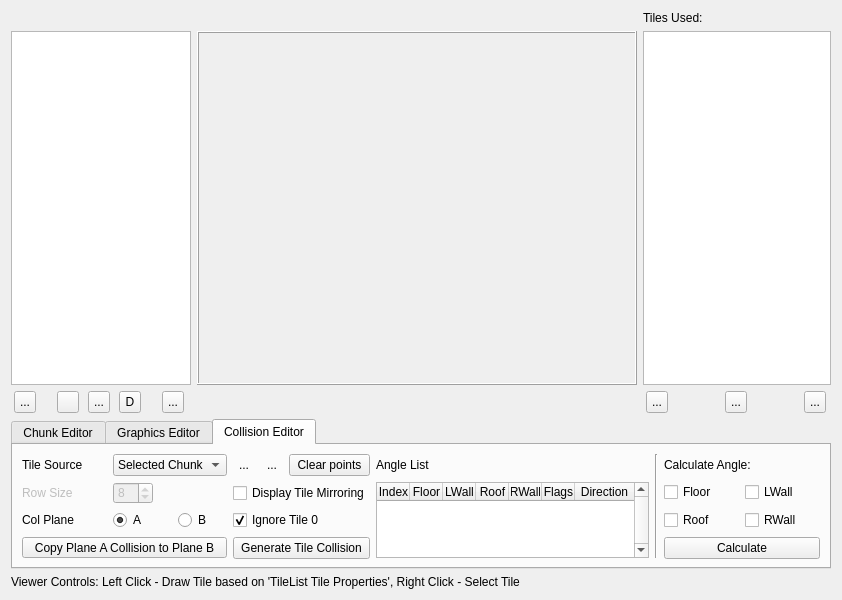
Old version of the form RetroEDv2/tools/sceneproperties/chunkeditor.ui in the repository RSDKModding/RetroED.
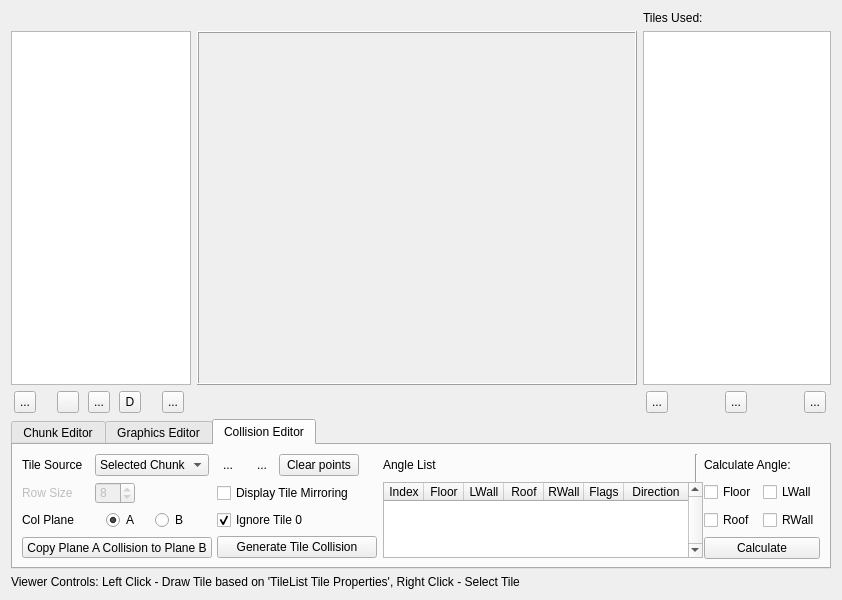
New version of the form. The open tabs and pages were chosen to show the change. Icons and pictures are not drawn.

What changed in the file:
```diff
--- a/RetroEDv2/tools/sceneproperties/chunkeditor.ui
+++ b/RetroEDv2/tools/sceneproperties/chunkeditor.ui
@@ -1263,33 +1263,104 @@
        <string>Collision Editor</string>
       </attribute>
       <layout class="QGridLayout" name="gridLayout_2">
-       <item row="2" column="2">
-        <widget class="QRadioButton" name="colPlaneB">
+       <item row="0" column="5">
+        <widget class="QToolButton" name="colTool">
          <property name="minimumSize">
           <size>
-           <width>30</width>
+           <width>22</width>
            <height>22</height>
           </size>
          </property>
          <property name="maximumSize">
           <size>
-           <width>32</width>
-           <height>16777215</height>
+           <width>22</width>
+           <height>22</height>
           </size>
          </property>
          <property name="toolTip">
           <string>&lt;html&gt;&lt;head/&gt;&lt;body&gt;&lt;p&gt;Display Collision from Plane B.&lt;/p&gt;&lt;/body&gt;&lt;/html&gt;</string>
          </property>
          <property name="text">
-          <string>B</string>
+          <string>...</string>
          </property>
-        </widget>
-       </item>
-       <item row="1" column="1">
-        <widget class="QSpinBox" name="rowSizeCol">
-         <property name="enabled">
+         <property name="icon">
+          <iconset resource="../../resources.qrc">
+           <normaloff>:/icons/ic_collision_tool_48px.svg</normaloff>:/icons/ic_collision_tool_48px.svg</iconset>
+         </property>
+         <property name="checkable">
           <bool>false</bool>
          </property>
+         <property name="autoRaise">
+          <bool>true</bool>
+         </property>
+        </widget>
+       </item>
+       <item row="0" column="15" rowspan="4">
+        <widget class="Line" name="line_3">
+         <property name="orientation">
+          <enum>Qt::Vertical</enum>
+         </property>
+        </widget>
+       </item>
+       <item row="1" column="16">
+        <widget class="QCheckBox" name="floorCheck">
+         <property name="text">
+          <string>Floor</string>
+         </property>
+        </widget>
+       </item>
+       <item row="0" column="12">
+        <widget class="QLabel" name="selectedTilesLabel">
+         <property name="sizePolicy">
+          <sizepolicy hsizetype="Minimum" vsizetype="Minimum">
+           <horstretch>0</horstretch>
+           <verstretch>0</verstretch>
+          </sizepolicy>
+         </property>
+         <property name="minimumSize">
+          <size>
+           <width>110</width>
+           <height>0</height>
+          </size>
+         </property>
+         <property name="maximumSize">
+          <size>
+           <width>110</width>
+           <height>16777215</height>
+          </size>
+         </property>
+         <property name="text">
+          <string>Angle List</string>
+         </property>
+        </widget>
+       </item>
+       <item row="0" column="0">
+        <widget class="QLabel" name="ColTileSrc">
+         <property name="sizePolicy">
+          <sizepolicy hsizetype="Maximum" vsizetype="Preferred">
+           <horstretch>0</horstretch>
+           <verstretch>0</verstretch>
+          </sizepolicy>
+         </property>
+         <property name="minimumSize">
+          <size>
+           <width>67</width>
+           <height>22</height>
+          </size>
+         </property>
+         <property name="maximumSize">
+          <size>
+           <width>67</width>
+           <height>22</height>
+          </size>
+         </property>
+         <property name="text">
+          <string>Tile Source</string>
+         </property>
+        </widget>
+       </item>
+       <item row="0" column="1">
+        <widget class="QComboBox" name="tileColSrc">
          <property name="sizePolicy">
           <sizepolicy hsizetype="Fixed" vsizetype="Fixed">
            <horstretch>0</horstretch>
@@ -1298,35 +1369,158 @@
          </property>
          <property name="minimumSize">
           <size>
+           <width>114</width>
+           <height>22</height>
+          </size>
+         </property>
+         <property name="maximumSize">
+          <size>
+           <width>114</width>
+           <height>16777215</height>
+          </size>
+         </property>
+         <property name="toolTip">
+          <string>&lt;html&gt;&lt;head/&gt;&lt;body&gt;&lt;p&gt;Tile Source&lt;/p&gt;&lt;p&gt;Determines if the viewer will display Tiles coming from the Chunk List or the Tile List.&lt;/p&gt;&lt;/body&gt;&lt;/html&gt;</string>
+         </property>
+         <property name="currentIndex">
+          <number>0</number>
+         </property>
+         <property name="frame">
+          <bool>true</bool>
+         </property>
+         <item>
+          <property name="text">
+           <string>Selected Chunk</string>
+          </property>
+         </item>
+         <item>
+          <property name="text">
+           <string>Selected Tiles</string>
+          </property>
+         </item>
+        </widget>
+       </item>
+       <item row="2" column="16">
+        <widget class="QCheckBox" name="roofCheck">
+         <property name="text">
+          <string>Roof</string>
+         </property>
+        </widget>
+       </item>
+       <item row="1" column="17">
+        <widget class="QCheckBox" name="lWallCheck">
+         <property name="text">
+          <string>LWall</string>
+         </property>
+        </widget>
+       </item>
+       <item row="3" column="0" colspan="9">
+        <widget class="QPushButton" name="copyPlaneCol">
+         <property name="maximumSize">
+          <size>
+           <width>190</width>
+           <height>16777215</height>
+          </size>
+         </property>
+         <property name="toolTip">
+          <string>&lt;html&gt;&lt;head/&gt;&lt;body&gt;&lt;p&gt;&lt;br/&gt;&lt;/p&gt;&lt;/body&gt;&lt;/html&gt;</string>
+         </property>
+         <property name="text">
+          <string>Copy Plane A Collision to Plane B</string>
+         </property>
+        </widget>
+       </item>
+       <item row="3" column="16" colspan="2">
+        <widget class="QPushButton" name="calcAngle">
+         <property name="minimumSize">
+          <size>
            <width>0</width>
            <height>22</height>
           </size>
          </property>
          <property name="maximumSize">
           <size>
-           <width>40</width>
+           <width>16777215</width>
            <height>22</height>
           </size>
          </property>
          <property name="toolTip">
           <string>&lt;html&gt;&lt;head/&gt;&lt;body&gt;&lt;p&gt;Row Size&lt;/p&gt;&lt;p&gt;Determines how many Tiles will be displayed per row when Tile Source is set to &amp;quot;Selected Tiles&amp;quot;.&lt;/p&gt;&lt;/body&gt;&lt;/html&gt;</string>
          </property>
-         <property name="minimum">
-          <number>1</number>
+         <property name="text">
+          <string>Calculate</string>
          </property>
-         <property name="maximum">
-          <number>64</number>
+        </widget>
+       </item>
+       <item row="2" column="1" colspan="2">
+        <layout class="QHBoxLayout" name="horizontalLayout">
+         <item>
+          <widget class="QRadioButton" name="colPlaneA">
+           <property name="minimumSize">
+            <size>
+             <width>30</width>
+             <height>22</height>
+            </size>
+           </property>
+           <property name="maximumSize">
+            <size>
+             <width>32</width>
+             <height>16777215</height>
+            </size>
+           </property>
+           <property name="toolTip">
+            <string>&lt;html&gt;&lt;head/&gt;&lt;body&gt;&lt;p&gt;Display Collision from Plane A.&lt;/p&gt;&lt;/body&gt;&lt;/html&gt;</string>
+           </property>
+           <property name="text">
+            <string>A</string>
+           </property>
+           <property name="checked">
+            <bool>true</bool>
+           </property>
+          </widget>
+         </item>
+         <item>
+          <widget class="QRadioButton" name="colPlaneB">
+           <property name="minimumSize">
+            <size>
+             <width>30</width>
+             <height>22</height>
+            </size>
+           </property>
+           <property name="maximumSize">
+            <size>
+             <width>32</width>
+             <height>16777215</height>
+            </size>
+           </property>
+           <property name="toolTip">
+            <string>&lt;html&gt;&lt;head/&gt;&lt;body&gt;&lt;p&gt;Display Collision from Plane B.&lt;/p&gt;&lt;/body&gt;&lt;/html&gt;</string>
+           </property>
+           <property name="text">
+            <string>B</string>
+           </property>
+          </widget>
+         </item>
+        </layout>
+       </item>
+       <item row="0" column="16" colspan="2">
+        <widget class="QLabel" name="calcAngleLabel">
+         <property name="minimumSize">
+          <size>
+           <width>100</width>
+           <height>22</height>
+          </size>
          </property>
-         <property name="value">
-          <number>8</number>
+         <property name="text">
+          <string>Calculate Angle:</string>
          </property>
         </widget>
        </item>
-       <item row="1" column="6" rowspan="3" colspan="3">
+       <item row="1" column="12" rowspan="3" colspan="3">
         <widget class="QTableWidget" name="tileInfoTable">
          <property name="minimumSize">
           <size>
-           <width>270</width>
+           <width>320</width>
            <height>0</height>
           </size>
          </property>
@@ -1349,10 +1543,10 @@
           <bool>true</bool>
          </attribute>
          <attribute name="horizontalHeaderMinimumSectionSize">
-          <number>32</number>
+          <number>40</number>
          </attribute>
          <attribute name="horizontalHeaderDefaultSectionSize">
-          <number>33</number>
+          <number>40</number>
          </attribute>
          <attribute name="horizontalHeaderShowSortIndicator" stdset="0">
           <bool>false</bool>
@@ -1406,7 +1600,92 @@
          </column>
         </widget>
        </item>
-       <item row="0" column="4">
+       <item row="2" column="17">
+        <widget class="QCheckBox" name="rWallCheck">
+         <property name="text">
+          <string>RWall</string>
+         </property>
+        </widget>
+       </item>
+       <item row="1" column="0">
+        <widget class="QLabel" name="rowLabel_2">
+         <property name="enabled">
+          <bool>false</bool>
+         </property>
+         <property name="minimumSize">
+          <size>
+           <width>67</width>
+           <height>22</height>
+          </size>
+         </property>
+         <property name="maximumSize">
+          <size>
+           <width>67</width>
+           <height>16777215</height>
+          </size>
+         </property>
+         <property name="text">
+          <string>Row Size</string>
+         </property>
+        </widget>
+       </item>
+       <item row="1" column="1">
+        <widget class="QSpinBox" name="rowSizeCol">
+         <property name="enabled">
+          <bool>false</bool>
+         </property>
+         <property name="sizePolicy">
+          <sizepolicy hsizetype="Fixed" vsizetype="Fixed">
+           <horstretch>0</horstretch>
+           <verstretch>0</verstretch>
+          </sizepolicy>
+         </property>
+         <property name="minimumSize">
+          <size>
+           <width>0</width>
+           <height>22</height>
+          </size>
+         </property>
+         <property name="maximumSize">
+          <size>
+           <width>40</width>
+           <height>22</height>
+          </size>
+         </property>
+         <property name="toolTip">
+          <string>&lt;html&gt;&lt;head/&gt;&lt;body&gt;&lt;p&gt;Row Size&lt;/p&gt;&lt;p&gt;Determines how many Tiles will be displayed per row when Tile Source is set to &amp;quot;Selected Tiles&amp;quot;.&lt;/p&gt;&lt;/body&gt;&lt;/html&gt;</string>
+         </property>
+         <property name="minimum">
+          <number>1</number>
+         </property>
+         <property name="maximum">
+          <number>64</number>
+         </property>
+         <property name="value">
+          <number>8</number>
+         </property>
+        </widget>
+       </item>
+       <item row="2" column="0">
+        <widget class="QLabel" name="colPlaneLabel">
+         <property name="minimumSize">
+          <size>
+           <width>0</width>
+           <height>22</height>
+          </size>
+         </property>
+         <property name="maximumSize">
+          <size>
+           <width>67</width>
+           <height>16777215</height>
+          </size>
+         </property>
+         <property name="text">
+          <string>Col Plane</string>
+         </property>
+        </widget>
+       </item>
+       <item row="0" column="7">
         <widget class="QToolButton" name="angleTool">
          <property name="minimumSize">
           <size>
@@ -1438,228 +1717,7 @@
          </property>
         </widget>
        </item>
-       <item row="2" column="1">
-        <widget class="QRadioButton" name="colPlaneA">
-         <property name="minimumSize">
-          <size>
-           <width>30</width>
-           <height>22</height>
-          </size>
-         </property>
-         <property name="maximumSize">
-          <size>
-           <width>32</width>
-           <height>16777215</height>
-          </size>
-         </property>
-         <property name="toolTip">
-          <string>&lt;html&gt;&lt;head/&gt;&lt;body&gt;&lt;p&gt;Display Collision from Plane A.&lt;/p&gt;&lt;/body&gt;&lt;/html&gt;</string>
-         </property>
-         <property name="text">
-          <string>A</string>
-         </property>
-         <property name="checked">
-          <bool>true</bool>
-         </property>
-        </widget>
-       </item>
-       <item row="3" column="0" colspan="3">
-        <widget class="QPushButton" name="copyPlaneCol">
-         <property name="toolTip">
-          <string>&lt;html&gt;&lt;head/&gt;&lt;body&gt;&lt;p&gt;&lt;br/&gt;&lt;/p&gt;&lt;/body&gt;&lt;/html&gt;</string>
-         </property>
-         <property name="text">
-          <string>Copy Plane A Collision to Plane B</string>
-         </property>
-        </widget>
-       </item>
-       <item row="3" column="10" colspan="2">
-        <widget class="QPushButton" name="calcAngle">
-         <property name="minimumSize">
-          <size>
-           <width>0</width>
-           <height>22</height>
-          </size>
-         </property>
-         <property name="maximumSize">
-          <size>
-           <width>16777215</width>
-           <height>22</height>
-          </size>
-         </property>
-         <property name="toolTip">
-          <string>&lt;html&gt;&lt;head/&gt;&lt;body&gt;&lt;p&gt;Calculate Angles&lt;br/&gt;Calculates the angle of every side selected.&lt;/p&gt;&lt;p&gt;If there are angle points present, the calculation will be made on every tile reached by the angle line, otherwise it will attempt to determine the angle of every tile found in the list based on it's collision values.&lt;/p&gt;&lt;/body&gt;&lt;/html&gt;</string>
-         </property>
-         <property name="text">
-          <string>Calculate</string>
-         </property>
-        </widget>
-       </item>
-       <item row="0" column="3">
-        <widget class="QToolButton" name="colTool">
-         <property name="minimumSize">
-          <size>
-           <width>22</width>
-           <height>22</height>
-          </size>
-         </property>
-         <property name="maximumSize">
-          <size>
-           <width>22</width>
-           <height>22</height>
-          </size>
-         </property>
-         <property name="toolTip">
-          <string>&lt;html&gt;&lt;head/&gt;&lt;body&gt;&lt;p&gt;Collision Tool&lt;/p&gt;&lt;p&gt;Viewer Controls:&lt;/p&gt;&lt;p&gt;Left Click - Set Collision Height of the current Tile at mouse position.&lt;/p&gt;&lt;p&gt;Right Click - Set Collision Solidity of the current Tile at mouse position.&lt;/p&gt;&lt;/body&gt;&lt;/html&gt;</string>
-         </property>
-         <property name="text">
-          <string>...</string>
-         </property>
-         <property name="icon">
-          <iconset resource="../../resources.qrc">
-           <normaloff>:/icons/ic_collision_tool_48px.svg</normaloff>:/icons/ic_collision_tool_48px.svg</iconset>
-         </property>
-         <property name="checkable">
-          <bool>false</bool>
-         </property>
-         <property name="autoRaise">
-          <bool>true</bool>
-         </property>
-        </widget>
-       </item>
-       <item row="2" column="11">
-        <widget class="QCheckBox" name="rWallCheck">
-         <property name="text">
-          <string>RWall</string>
-         </property>
-        </widget>
-       </item>
-       <item row="3" column="3" colspan="3">
-        <widget class="QPushButton" name="generateCol">
-         <property name="minimumSize">
-          <size>
-           <width>0</width>
-           <height>22</height>
-          </size>
-         </property>
-         <property name="maximumSize">
-          <size>
-           <width>320</width>
-           <height>16777215</height>
-          </size>
-         </property>
-         <property name="toolTip">
-          <string>&lt;html&gt;&lt;head/&gt;&lt;body&gt;&lt;p&gt;Generate Tile Collision&lt;/p&gt;&lt;p&gt;Sets the Collision and Solidity of all Tiles in the viewer, based on it's graphic data.&lt;/p&gt;&lt;/body&gt;&lt;/html&gt;</string>
-         </property>
-         <property name="text">
-          <string>Generate Tile Collision</string>
-         </property>
-        </widget>
-       </item>
-       <item row="0" column="1" colspan="2">
-        <widget class="QComboBox" name="tileColSrc">
-         <property name="sizePolicy">
-          <sizepolicy hsizetype="Fixed" vsizetype="Fixed">
-           <horstretch>0</horstretch>
-           <verstretch>0</verstretch>
-          </sizepolicy>
-         </property>
-         <property name="minimumSize">
-          <size>
-           <width>114</width>
-           <height>22</height>
-          </size>
-         </property>
-         <property name="maximumSize">
-          <size>
-           <width>114</width>
-           <height>16777215</height>
-          </size>
-         </property>
-         <property name="toolTip">
-          <string>&lt;html&gt;&lt;head/&gt;&lt;body&gt;&lt;p&gt;Tile Source&lt;/p&gt;&lt;p&gt;Determines if the viewer will display Tiles coming from the Chunk List or the Tile List.&lt;/p&gt;&lt;/body&gt;&lt;/html&gt;</string>
-         </property>
-         <property name="currentIndex">
-          <number>0</number>
-         </property>
-         <property name="frame">
-          <bool>true</bool>
-         </property>
-         <item>
-          <property name="text">
-           <string>Selected Chunk</string>
-          </property>
-         </item>
-         <item>
-          <property name="text">
-           <string>Selected Tiles</string>
-          </property>
-         </item>
-        </widget>
-       </item>
-       <item row="1" column="3" colspan="3">
-        <widget class="QCheckBox" name="keepMirrorCol">
-         <property name="enabled">
-          <bool>true</bool>
-         </property>
-         <property name="sizePolicy">
-          <sizepolicy hsizetype="Expanding" vsizetype="Fixed">
-           <horstretch>0</horstretch>
-           <verstretch>0</verstretch>
-          </sizepolicy>
-         </property>
-         <property name="minimumSize">
-          <size>
-           <width>128</width>
-           <height>22</height>
-          </size>
-         </property>
-         <property name="maximumSize">
-          <size>
-           <width>16777215</width>
-           <height>22</height>
-          </size>
-         </property>
-         <property name="toolTip">
-          <string>&lt;html&gt;&lt;head/&gt;&lt;body&gt;&lt;p&gt;Display Tile Mirroring&lt;/p&gt;&lt;p&gt;Determines if the viewer should show Tiles with it's Chunk properties.&lt;/p&gt;&lt;/body&gt;&lt;/html&gt;</string>
-         </property>
-         <property name="layoutDirection">
-          <enum>Qt::LeftToRight</enum>
-         </property>
-         <property name="text">
-          <string>Display Tile Mirroring</string>
-         </property>
-        </widget>
-       </item>
-       <item row="2" column="3" colspan="3">
-        <widget class="QCheckBox" name="ignoreTileCol">
-         <property name="enabled">
-          <bool>true</bool>
-         </property>
-         <property name="minimumSize">
-          <size>
-           <width>0</width>
-           <height>22</height>
-          </size>
-         </property>
-         <property name="maximumSize">
-          <size>
-           <width>120</width>
-           <height>22</height>
-          </size>
-         </property>
-         <property name="toolTip">
-          <string>&lt;html&gt;&lt;head/&gt;&lt;body&gt;&lt;p&gt;Ignore Tile 0&lt;/p&gt;&lt;p&gt;When checked, any attempt of drawing or changing collision to the first Tile in the Tile List will be ignored.&lt;/p&gt;&lt;/body&gt;&lt;/html&gt;</string>
-         </property>
-         <property name="text">
-          <string>Ignore Tile 0</string>
-         </property>
-         <property name="checked">
-          <bool>true</bool>
-         </property>
-        </widget>
-       </item>
-       <item row="0" column="5">
+       <item row="0" column="8">
         <widget class="QPushButton" name="clearPoints">
          <property name="toolTip">
           <string>&lt;html&gt;&lt;head/&gt;&lt;body&gt;&lt;p&gt;Clear Points&lt;br/&gt;Clears Angle points of the &amp;quot;Angle&amp;quot; tool.&lt;/p&gt;&lt;/body&gt;&lt;/html&gt;</string>
@@ -1669,137 +1727,96 @@
          </property>
         </widget>
        </item>
-       <item row="2" column="0">
-        <widget class="QLabel" name="colPlaneLabel">
-         <property name="minimumSize">
-          <size>
-           <width>0</width>
-           <height>22</height>
-          </size>
+       <item row="1" column="5" rowspan="3" colspan="7">
+        <layout class="QVBoxLayout" name="verticalLayout">
+         <property name="spacing">
+          <number>5</number>
          </property>
-         <property name="maximumSize">
-          <size>
-           <width>78</width>
-           <height>16777215</height>
-          </size>
-         </property>
-         <property name="text">
-          <string>Col Plane</string>
-         </property>
-        </widget>
-       </item>
-       <item row="0" column="9" rowspan="4">
-        <widget class="Line" name="line_3">
-         <property name="orientation">
-          <enum>Qt::Vertical</enum>
-         </property>
-        </widget>
-       </item>
-       <item row="0" column="0">
-        <widget class="QLabel" name="ColTileSrc">
-         <property name="sizePolicy">
-          <sizepolicy hsizetype="Maximum" vsizetype="Preferred">
-           <horstretch>0</horstretch>
-           <verstretch>0</verstretch>
-          </sizepolicy>
-         </property>
-         <property name="minimumSize">
-          <size>
-           <width>67</width>
-           <height>22</height>
-          </size>
-         </property>
-         <property name="maximumSize">
-          <size>
-           <width>67</width>
-           <height>22</height>
-          </size>
-         </property>
-         <property name="text">
-          <string>Tile Source</string>
-         </property>
-        </widget>
-       </item>
-       <item row="2" column="10">
-        <widget class="QCheckBox" name="roofCheck">
-         <property name="text">
-          <string>Roof</string>
-         </property>
-        </widget>
-       </item>
-       <item row="1" column="0">
-        <widget class="QLabel" name="rowLabel_2">
-         <property name="enabled">
-          <bool>false</bool>
-         </property>
-         <property name="minimumSize">
-          <size>
-           <width>67</width>
-           <height>22</height>
-          </size>
-         </property>
-         <property name="maximumSize">
-          <size>
-           <width>67</width>
-           <height>16777215</height>
-          </size>
-         </property>
-         <property name="text">
-          <string>Row Size</string>
-         </property>
-        </widget>
-       </item>
-       <item row="1" column="11">
-        <widget class="QCheckBox" name="lWallCheck">
-         <property name="text">
-          <string>LWall</string>
-         </property>
-        </widget>
-       </item>
-       <item row="1" column="10">
-        <widget class="QCheckBox" name="floorCheck">
-         <property name="text">
-          <string>Floor</string>
-         </property>
-        </widget>
-       </item>
-       <item row="0" column="10" colspan="2">
-        <widget class="QLabel" name="calcAngleLabel">
-         <property name="minimumSize">
-          <size>
-           <width>100</width>
-           <height>22</height>
-          </size>
-         </property>
-         <property name="text">
-          <string>Calculate Angle:</string>
-         </property>
-        </widget>
-       </item>
-       <item row="0" column="6">
-        <widget class="QLabel" name="selectedTilesLabel">
-         <property name="sizePolicy">
-          <sizepolicy hsizetype="Minimum" vsizetype="Minimum">
-           <horstretch>0</horstretch>
-           <verstretch>0</verstretch>
-          </sizepolicy>
-         </property>
-         <property name="minimumSize">
-          <size>
-           <width>110</width>
-           <height>0</height>
-          </size>
-         </property>
-         <property name="maximumSize">
-          <size>
-           <width>110</width>
-           <height>16777215</height>
-          </size>
-         </property>
-         <property name="text">
-          <string>Angle List</string>
-         </property>
-        </widget>
+         <item>
+          <widget class="QCheckBox" name="keepMirrorCol">
+           <property name="enabled">
+            <bool>true</bool>
+           </property>
+           <property name="sizePolicy">
+            <sizepolicy hsizetype="Expanding" vsizetype="Fixed">
+             <horstretch>0</horstretch>
+             <verstretch>0</verstretch>
+            </sizepolicy>
+           </property>
+           <property name="minimumSize">
+            <size>
+             <width>128</width>
+             <height>22</height>
+            </size>
+           </property>
+           <property name="maximumSize">
+            <size>
+             <width>16777215</width>
+             <height>22</height>
+            </size>
+           </property>
+           <property name="toolTip">
+            <string>&lt;html&gt;&lt;head/&gt;&lt;body&gt;&lt;p&gt;Display Tile Mirroring&lt;/p&gt;&lt;p&gt;Determines if the viewer should show Tiles with it's Chunk properties.&lt;/p&gt;&lt;/body&gt;&lt;/html&gt;</string>
+           </property>
+           <property name="layoutDirection">
+            <enum>Qt::LeftToRight</enum>
+           </property>
+           <property name="text">
+            <string>Display Tile Mirroring</string>
+           </property>
+          </widget>
+         </item>
+         <item>
+          <widget class="QCheckBox" name="ignoreTileCol">
+           <property name="enabled">
+            <bool>true</bool>
+           </property>
+           <property name="minimumSize">
+            <size>
+             <width>0</width>
+             <height>22</height>
+            </size>
+           </property>
+           <property name="maximumSize">
+            <size>
+             <width>120</width>
+             <height>22</height>
+            </size>
+           </property>
+           <property name="toolTip">
+            <string>&lt;html&gt;&lt;head/&gt;&lt;body&gt;&lt;p&gt;Ignore Tile 0&lt;/p&gt;&lt;p&gt;When checked, any attempt of drawing or changing collision to the first Tile in the Tile List will be ignored.&lt;/p&gt;&lt;/body&gt;&lt;/html&gt;</string>
+           </property>
+           <property name="text">
+            <string>Ignore Tile 0</string>
+           </property>
+           <property name="checked">
+            <bool>true</bool>
+           </property>
+          </widget>
+         </item>
+         <item>
+          <widget class="QPushButton" name="generateCol">
+           <property name="minimumSize">
+            <size>
+             <width>0</width>
+             <height>22</height>
+            </size>
+           </property>
+           <property name="maximumSize">
+            <size>
+             <width>320</width>
+             <height>16777215</height>
+            </size>
+           </property>
+           <property name="toolTip">
+            <string>&lt;html&gt;&lt;head/&gt;&lt;body&gt;&lt;p&gt;Generate Tile Collision&lt;/p&gt;&lt;p&gt;Sets the Collision and Solidity of all Tiles in the viewer, based on it's graphic data.&lt;/p&gt;&lt;/body&gt;&lt;/html&gt;</string>
+           </property>
+           <property name="text">
+            <string>Generate Tile Collision</string>
+           </property>
+          </widget>
+         </item>
+        </layout>
        </item>
       </layout>
      </widget>
```
Left out of the diff: 141 changed lines with no effect on the pictures.
